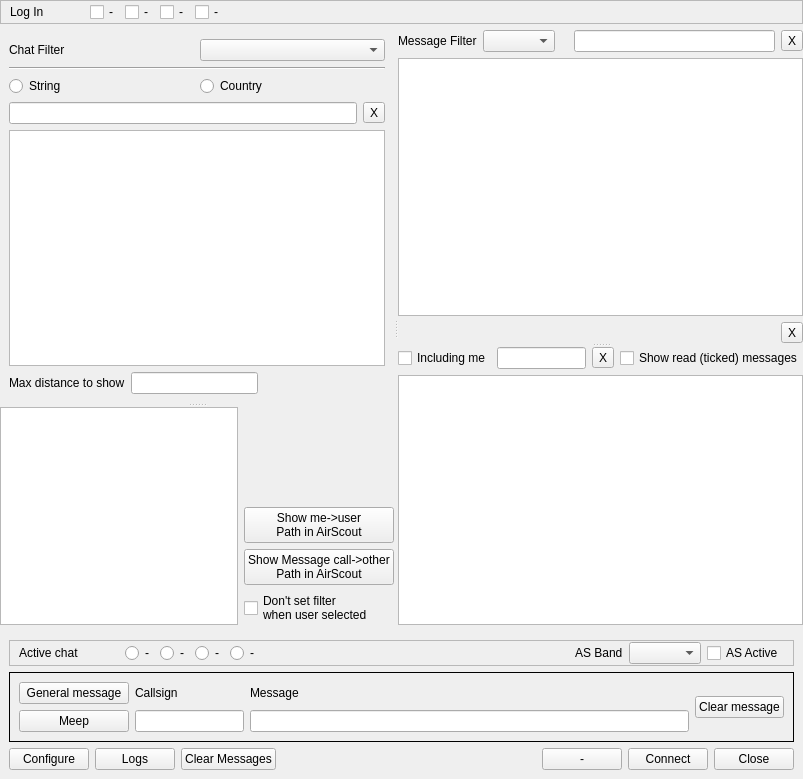
First picture: the form in mqt/MqtKSTClient/kstmainwindow.ui, repository Rsclub22/Minos2-Mirror, before the edit.
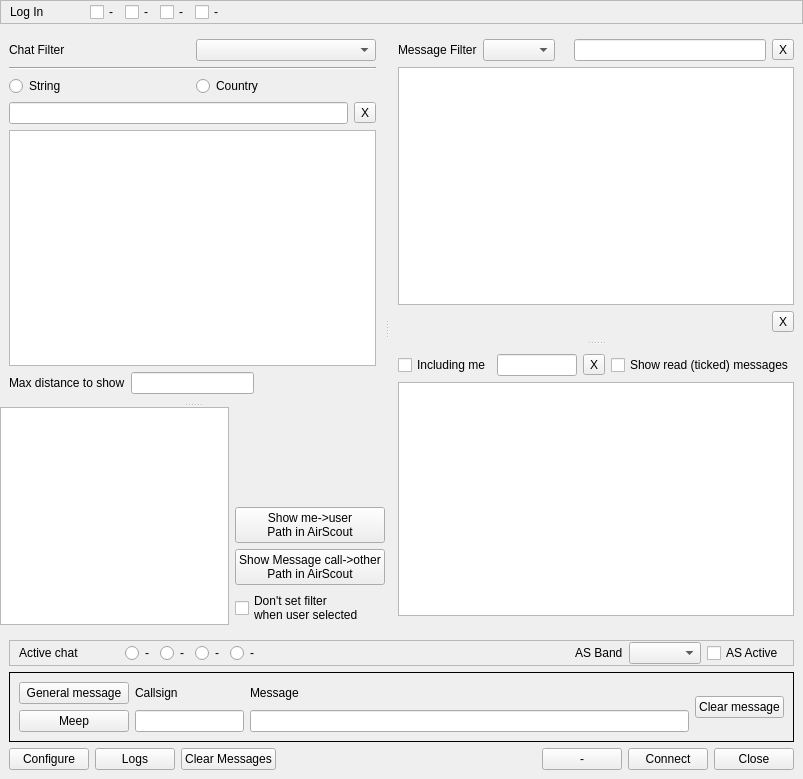
Second picture: the form after the edit. Custom widgets are drawn as their Qt base class.

```diff
--- a/mqt/MqtKSTClient/kstmainwindow.ui
+++ b/mqt/MqtKSTClient/kstmainwindow.ui
@@ -351,7 +351,7 @@
           <property name="orientation">
            <enum>Qt::Vertical</enum>
           </property>
-          <widget class="QWidget" name="layoutWidget">
+          <widget class="QFrame" name="msgFrame">
            <layout class="QVBoxLayout" name="verticalLayout_2">
             <item>
              <layout class="QHBoxLayout" name="horizontalLayout_3">
@@ -452,7 +452,7 @@
             </item>
            </layout>
           </widget>
-          <widget class="QWidget" name="layoutWidget1">
+          <widget class="QFrame" name="tomeFrame">
            <layout class="QVBoxLayout" name="verticalLayout_4">
             <item>
              <layout class="QHBoxLayout" name="horizontalLayout_5">
```
Left out of the diff: 2 changed lines with no effect on the pictures.
